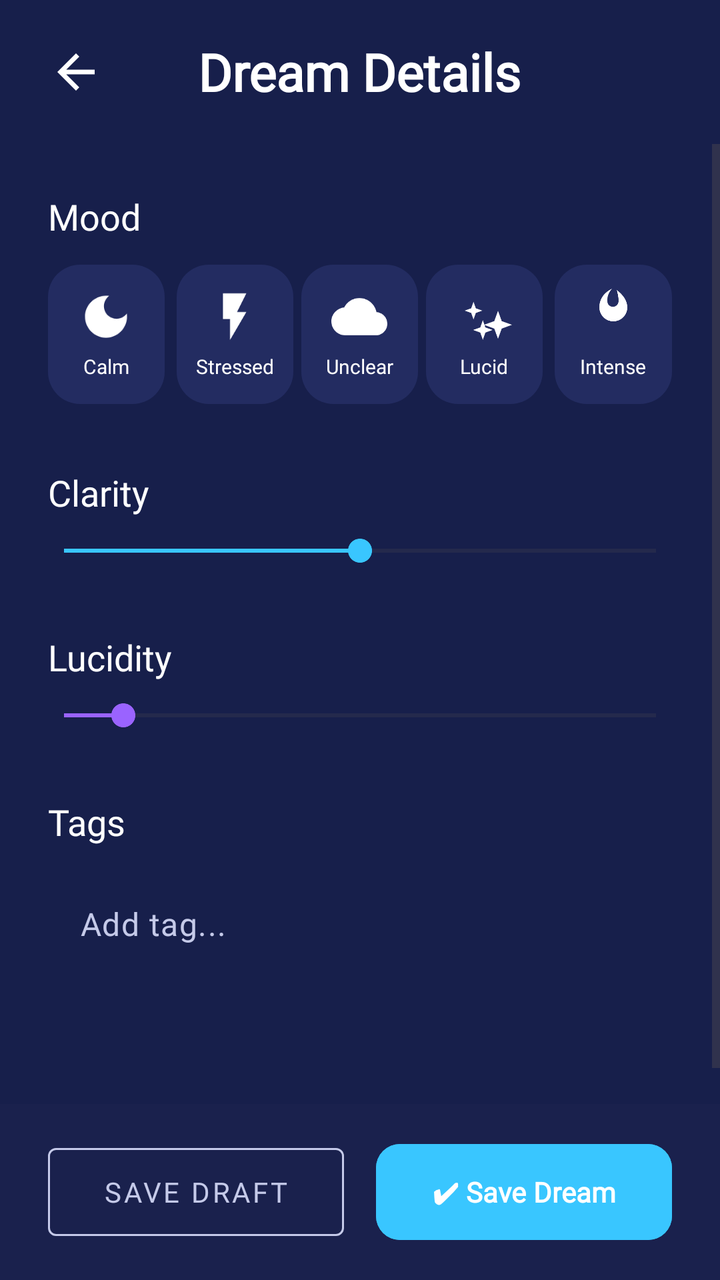
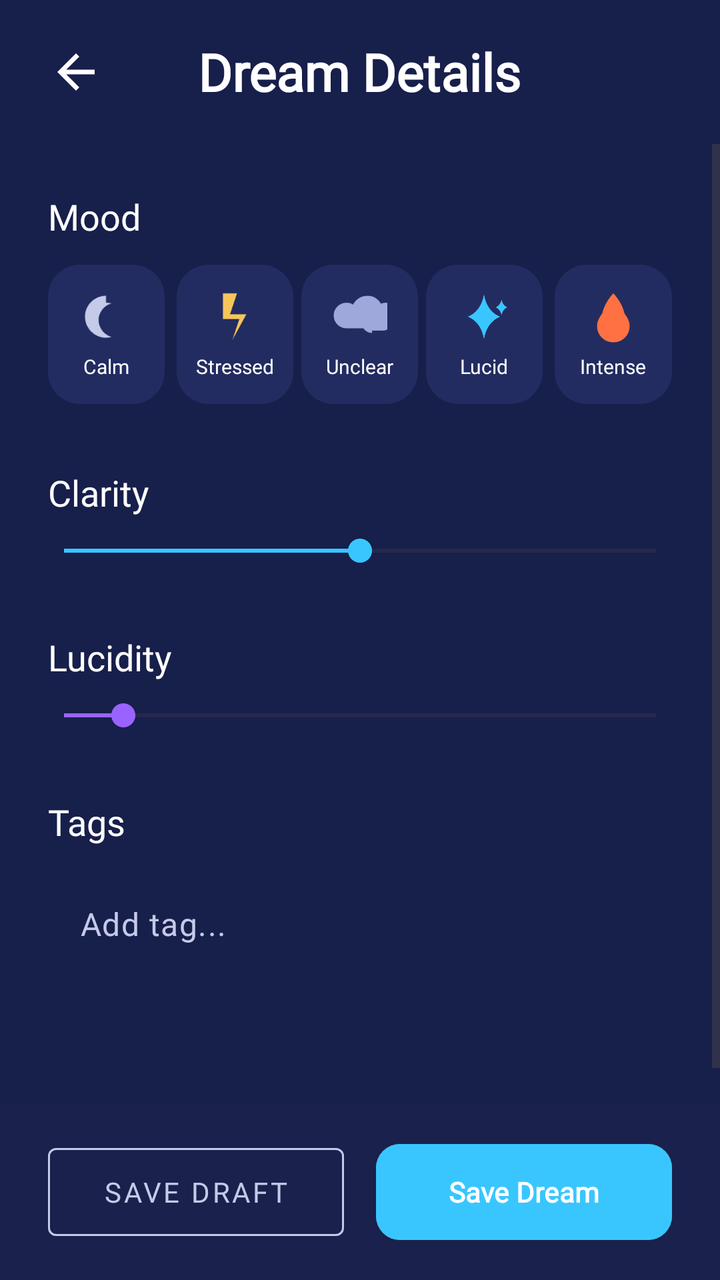

Before-and-after screenshots of an Android layout around one commit, followed by the original layout XML and the change that was made.
<!-- AndroidManifest.xml: application theme Theme.LucidDreams -->
<!-- res/layout/activity_dream_details.xml -->
<?xml version="1.0" encoding="utf-8"?>
<androidx.constraintlayout.widget.ConstraintLayout xmlns:android="http://schemas.android.com/apk/res/android"
    xmlns:app="http://schemas.android.com/apk/res-auto"
    android:id="@+id/dream_details_root"
    android:layout_width="match_parent"
    android:layout_height="match_parent"
    android:background="#171F4B">

    
    <FrameLayout
        android:id="@+id/topBar"
        android:layout_width="match_parent"
        android:layout_height="72dp"
        app:layout_constraintTop_toTopOf="parent">

        <ImageView
            android:id="@+id/ivBack"
            android:layout_width="28dp"
            android:layout_height="28dp"
            android:layout_gravity="center_vertical|start"
            android:layout_marginStart="24dp"
            android:src="@drawable/ic_back"
            app:tint="#FFFFFF"
            android:contentDescription="Back" />

        <TextView
            android:layout_width="wrap_content"
            android:layout_height="wrap_content"
            android:layout_gravity="center"
            android:text="Dream Details"
            android:textColor="#FFFFFF"
            android:textSize="26sp"
            android:fontFamily="@font/poppins"
            android:textStyle="bold" />
    </FrameLayout>

    <ScrollView
        android:layout_width="match_parent"
        android:layout_height="0dp"
        app:layout_constraintTop_toBottomOf="@id/topBar"
        app:layout_constraintBottom_toTopOf="@id/bottomButtonsContainer">

        <LinearLayout
            android:layout_width="match_parent"
            android:layout_height="wrap_content"
            android:orientation="vertical"
            android:paddingBottom="42dp">

            
            <TextView
                android:layout_width="wrap_content"
                android:layout_height="wrap_content"
                android:text="Mood"
                android:textColor="#FFFFFF"
                android:textSize="18sp"
                android:fontFamily="@font/poppins"
                android:layout_marginHorizontal="24dp"
                android:layout_marginTop="24dp"
                android:layout_marginBottom="12dp" />

            <LinearLayout
                android:id="@+id/llMoodSelector"
                android:layout_width="match_parent"
                android:layout_height="wrap_content"
                android:orientation="horizontal"
                android:layout_marginHorizontal="24dp"
                android:weightSum="5"
                android:layout_marginBottom="32dp">

                <LinearLayout
                    android:id="@+id/moodCalm"
                    android:layout_width="0dp"
                    android:layout_height="wrap_content"
                    android:layout_weight="1"
                    android:orientation="vertical"
                    android:gravity="center"
                    android:paddingTop="12dp"
                    android:paddingBottom="12dp"
                    android:layout_marginEnd="4dp"
                    android:background="@drawable/bg_mood_unselected">
                    <ImageView android:layout_width="28dp" android:layout_height="28dp" android:src="@drawable/ic_mood_calm" />
                    <TextView android:layout_width="wrap_content" android:layout_height="wrap_content" android:text="Calm" android:textColor="#FFFFFF" android:textSize="10dp" android:layout_marginTop="4dp" android:fontFamily="@font/poppins" />
                </LinearLayout>

                <LinearLayout
                    android:id="@+id/moodStressed"
                    android:layout_width="0dp"
                    android:layout_height="wrap_content"
                    android:layout_weight="1"
                    android:orientation="vertical"
                    android:gravity="center"
                    android:paddingTop="12dp"
                    android:paddingBottom="12dp"
                    android:layout_marginHorizontal="2dp"
                    android:background="@drawable/bg_mood_unselected">
                    <ImageView android:layout_width="28dp" android:layout_height="28dp" android:src="@drawable/ic_mood_stressed" />
                    <TextView android:layout_width="wrap_content" android:layout_height="wrap_content" android:text="Stressed" android:textColor="#FFFFFF" android:textSize="10dp" android:layout_marginTop="4dp" android:fontFamily="@font/poppins" />
                </LinearLayout>

                <LinearLayout
                    android:id="@+id/moodUnclear"
                    android:layout_width="0dp"
                    android:layout_height="wrap_content"
                    android:layout_weight="1"
                    android:orientation="vertical"
                    android:gravity="center"
                    android:paddingTop="12dp"
                    android:paddingBottom="12dp"
                    android:layout_marginHorizontal="2dp"
                    android:background="@drawable/bg_mood_unselected">
                    <ImageView android:layout_width="28dp" android:layout_height="28dp" android:src="@drawable/ic_mood_unclear" />
                    <TextView android:layout_width="wrap_content" android:layout_height="wrap_content" android:text="Unclear" android:textColor="#FFFFFF" android:textSize="10dp" android:layout_marginTop="4dp" android:fontFamily="@font/poppins" />
                </LinearLayout>

                <LinearLayout
                    android:id="@+id/moodLucid"
                    android:layout_width="0dp"
                    android:layout_height="wrap_content"
                    android:layout_weight="1"
                    android:orientation="vertical"
                    android:gravity="center"
                    android:paddingTop="12dp"
                    android:paddingBottom="12dp"
                    android:layout_marginHorizontal="2dp"
                    android:background="@drawable/bg_mood_unselected">
                    <ImageView android:layout_width="28dp" android:layout_height="28dp" android:src="@drawable/ic_mood_lucid" />
                    <TextView android:layout_width="wrap_content" android:layout_height="wrap_content" android:text="Lucid" android:textColor="#FFFFFF" android:textSize="10dp" android:layout_marginTop="4dp" android:fontFamily="@font/poppins" />
                </LinearLayout>

                <LinearLayout
                    android:id="@+id/moodIntense"
                    android:layout_width="0dp"
                    android:layout_height="wrap_content"
                    android:layout_weight="1"
                    android:orientation="vertical"
                    android:gravity="center"
                    android:paddingTop="12dp"
                    android:paddingBottom="12dp"
                    android:layout_marginStart="4dp"
                    android:background="@drawable/bg_mood_unselected">
                    <ImageView android:layout_width="28dp" android:layout_height="28dp" android:src="@drawable/ic_mood_intense" />
                    <TextView android:layout_width="wrap_content" android:layout_height="wrap_content" android:text="Intense" android:textColor="#FFFFFF" android:textSize="10dp" android:layout_marginTop="4dp" android:fontFamily="@font/poppins" />
                </LinearLayout>
            </LinearLayout>

            
            <TextView
                android:layout_width="wrap_content"
                android:layout_height="wrap_content"
                android:text="Clarity"
                android:textColor="#FFFFFF"
                android:textSize="18sp"
                android:fontFamily="@font/poppins"
                android:layout_marginHorizontal="24dp"
                android:layout_marginBottom="8dp" />
            <SeekBar
                android:id="@+id/sbClarity"
                android:layout_width="match_parent"
                android:layout_height="wrap_content"
                android:layout_marginHorizontal="16dp"
                android:max="100"
                android:progress="50"
                android:progressTint="#39C6FF"
                android:thumbTint="#39C6FF"
                android:layout_marginBottom="32dp"/>

            
            <TextView
                android:layout_width="wrap_content"
                android:layout_height="wrap_content"
                android:text="Lucidity"
                android:textColor="#FFFFFF"
                android:textSize="18sp"
                android:fontFamily="@font/poppins"
                android:layout_marginHorizontal="24dp"
                android:layout_marginBottom="8dp" />
            <SeekBar
                android:id="@+id/sbLucidity"
                android:layout_width="match_parent"
                android:layout_height="wrap_content"
                android:layout_marginHorizontal="16dp"
                android:max="100"
                android:progress="10"
                android:progressTint="#9A63FF"
                android:thumbTint="#9A63FF"
                android:layout_marginBottom="32dp"/>

            
            <TextView
                android:layout_width="wrap_content"
                android:layout_height="wrap_content"
                android:text="Tags"
                android:textColor="#FFFFFF"
                android:textSize="18sp"
                android:fontFamily="@font/poppins"
                android:layout_marginHorizontal="24dp"
                android:layout_marginBottom="12dp" />
            
            <com.google.android.material.textfield.TextInputLayout
                android:layout_width="match_parent"
                android:layout_height="wrap_content"
                android:layout_marginHorizontal="24dp"
                app:hintEnabled="false"
                app:boxBackgroundMode="filled"
                app:boxBackgroundColor="#232C61"
                app:boxCornerRadiusTopStart="12dp"
                app:boxCornerRadiusTopEnd="12dp"
                app:boxCornerRadiusBottomStart="12dp"
                app:boxCornerRadiusBottomEnd="12dp"
                app:boxStrokeWidth="0dp">

                <com.google.android.material.textfield.TextInputEditText
                    android:id="@+id/etTagInput"
                    android:layout_width="match_parent"
                    android:layout_height="wrap_content"
                    android:hint="Add tag..."
                    android:textColorHint="#C5CAE9"
                    android:textColor="#FFFFFF"
                    android:fontFamily="@font/poppins"
                    android:inputType="text"
                    android:imeOptions="actionDone"
                    android:background="@android:color/transparent"
                    android:paddingTop="16dp"
                    android:paddingBottom="16dp" />
            </com.google.android.material.textfield.TextInputLayout>

            <com.google.android.material.chip.ChipGroup
                android:id="@+id/chipGroupTags"
                android:layout_width="match_parent"
                android:layout_height="wrap_content"
                android:layout_marginHorizontal="24dp"
                android:layout_marginTop="16dp"
                android:layout_marginBottom="24dp" />

        </LinearLayout>
    </ScrollView>

    
    <LinearLayout
        android:id="@+id/bottomButtonsContainer"
        android:layout_width="match_parent"
        android:layout_height="wrap_content"
        android:orientation="horizontal"
        android:paddingHorizontal="24dp"
        android:paddingVertical="16dp"
        android:background="#1A214D"
        android:weightSum="2"
        app:layout_constraintBottom_toBottomOf="parent">

        <Button
            android:id="@+id/btnSaveDataDraft"
            style="@style/Widget.MaterialComponents.Button.OutlinedButton"
            android:layout_width="0dp"
            android:layout_height="56dp"
            android:layout_weight="1"
            android:layout_marginEnd="8dp"
            android:text="Save Draft"
            android:textColor="#C5CAE9"
            app:strokeColor="#C5CAE9"
            android:fontFamily="@font/poppins" />

        <Button
            android:id="@+id/btnSaveData"
            android:layout_width="0dp"
            android:layout_height="56dp"
            android:layout_weight="1"
            android:layout_marginStart="8dp"
            android:backgroundTint="#39C6FF"
            android:text="✔ Save Dream"
            android:textColor="#FFFFFF"
            android:textStyle="bold"
            android:fontFamily="@font/poppins"
            app:cornerRadius="12dp" />

    </LinearLayout>

</androidx.constraintlayout.widget.ConstraintLayout>
<!-- resources referenced by this layout -->
<resources>
  <!-- drawable ic_mood_calm (drawable) -->
  <vector xmlns:android="http://schemas.android.com/apk/res/android"
      android:width="24dp"
      android:height="24dp"
      android:viewportWidth="24"
      android:viewportHeight="24">
    <path
        android:fillColor="#FFFFFFFF"
        android:pathData="M12,3c-4.97,0 -9,4.03 -9,9s4.03,9 9,9s9,-4.03 9,-9c0,-0.46 -0.04,-0.92 -0.1,-1.36c-0.98,1.37 -2.58,2.26 -4.4,2.26c-2.98,0 -5.4,-2.42 -5.4,-5.4c0,-1.81 0.89,-3.42 2.26,-4.4c-0.44,-0.06 -0.9,-0.1 -1.36,-0.1z"/>
  </vector>
  <!-- drawable ic_mood_intense (drawable) -->
  <vector xmlns:android="http://schemas.android.com/apk/res/android"
      android:width="24dp"
      android:height="24dp"
      android:viewportWidth="24"
      android:viewportHeight="24">
    <path
        android:fillColor="#FFFFFFFF"
        android:pathData="M13.5,0.67s0.74,2.65 0.74,4.46c0,1.55 -1.02,2.62 -2.42,2.62s-2.42,-1.07 -2.42,-2.62c0,-3.3 2.1,-5.14 2.1,-5.14s-5.5,2.1 -5.5,8.03c0,3.31 2.69,6 6,6s6,-2.69 6,-6c0,-4.46 -4.5,-7.38 -4.5,-7.38z"/>
  </vector>
  <!-- drawable ic_mood_lucid (drawable) -->
  <vector xmlns:android="http://schemas.android.com/apk/res/android"
      android:width="24dp"
      android:height="24dp"
      android:viewportWidth="24"
      android:viewportHeight="24">
    <path
        android:fillColor="#FFFFFFFF"
        android:pathData="M7.5,5.6l1,2.8l2.8,1l-2.8,1l-1,2.8l-1,-2.8l-2.8,-1l2.8,-1zM11.5,13.5l1.1,3.1l3.1,1.1l-3.1,1.1l-1.1,3.1l-1.1,-3.1l-3.1,-1.1l3.1,-1.1zM18,9.5l1.6,4.4l4.4,1.6l-4.4,1.6l-1.6,4.4l-1.6,-4.4l-4.4,-1.6l4.4,-1.6z"/>
  </vector>
  <!-- drawable ic_mood_stressed (drawable) -->
  <vector xmlns:android="http://schemas.android.com/apk/res/android"
      android:width="24dp"
      android:height="24dp"
      android:viewportWidth="24"
      android:viewportHeight="24">
    <path
        android:fillColor="#FFFFFFFF"
        android:pathData="M7,2v11h3v9l7,-12h-4l4,-8z"/>
  </vector>
  <!-- drawable ic_mood_unclear (drawable) -->
  <vector xmlns:android="http://schemas.android.com/apk/res/android"
      android:width="24dp"
      android:height="24dp"
      android:viewportWidth="24"
      android:viewportHeight="24">
    <path
        android:fillColor="#FFFFFFFF"
        android:pathData="M19.35,10.04C18.67,6.59 15.64,4 12,4c-2.85,0 -5.3,1.64 -6.49,4.04C2.51,8.36 0,10.91 0,14c0,3.31 2.69,6 6,6h13c2.76,0 5,-2.24 5,-5c0,-2.64 -2.05,-4.78 -4.65,-4.96z"/>
  </vector>
  <style name="Theme.LucidDreams" parent="Base.Theme.LucidDreams">
          <item name="materialCalendarTheme">@style/CustomDatePickerTheme</item>
      </style>
  <style name="Base.Theme.LucidDreams" parent="Theme.Material3.DayNight.NoActionBar">
          
          
      </style>
  <style name="CustomDatePickerConfirmButton" parent="Widget.Material3.Button">
          <item name="backgroundTint">#39C6FF</item>
          <item name="android:textColor">#171F4B</item>
      </style>
  <style name="CustomDatePickerCancelButton" parent="Widget.Material3.Button.TextButton">
          <item name="android:textColor">#C5CAE9</item>
      </style>
  <style name="CustomCalendarDay" parent="Widget.Material3.MaterialCalendar.Day">
          <item name="itemTextColor">#C5CAE9</item>
      </style>
  <style name="CustomCalendarDaySelected" parent="Widget.Material3.MaterialCalendar.Day.Selected">
          <item name="itemTextColor">#171F4B</item>
          <item name="itemFillColor">#39C6FF</item>
      </style>
  <style name="CustomCalendarDayToday" parent="Widget.Material3.MaterialCalendar.Day.Today">
          <item name="itemTextColor">#FFFFFF</item>
          <item name="itemStrokeColor">#39C6FF</item>
          <item name="itemStrokeWidth">1dp</item>
      </style>
  <!-- unchanged entries left out for length: 4 -->
</resources>

<!-- the commit's change to res/layout/activity_dream_details.xml (unified diff, before → after) -->
@@ -78,7 +78,7 @@
                     android:paddingBottom="12dp"
                     android:layout_marginEnd="4dp"
                     android:background="@drawable/bg_mood_unselected">
-                    <ImageView android:layout_width="28dp" android:layout_height="28dp" android:src="@drawable/ic_mood_calm" />
+                    <ImageView android:layout_width="28dp" android:layout_height="28dp" android:src="@drawable/ic_calm" />
                     <TextView android:layout_width="wrap_content" android:layout_height="wrap_content" android:text="Calm" android:textColor="#FFFFFF" android:textSize="10dp" android:layout_marginTop="4dp" android:fontFamily="@font/poppins" />
                 </LinearLayout>
 
@@ -93,7 +93,7 @@
                     android:paddingBottom="12dp"
                     android:layout_marginHorizontal="2dp"
                     android:background="@drawable/bg_mood_unselected">
-                    <ImageView android:layout_width="28dp" android:layout_height="28dp" android:src="@drawable/ic_mood_stressed" />
+                    <ImageView android:layout_width="28dp" android:layout_height="28dp" android:src="@drawable/ic_stressed" />
                     <TextView android:layout_width="wrap_content" android:layout_height="wrap_content" android:text="Stressed" android:textColor="#FFFFFF" android:textSize="10dp" android:layout_marginTop="4dp" android:fontFamily="@font/poppins" />
                 </LinearLayout>
 
@@ -108,7 +108,7 @@
                     android:paddingBottom="12dp"
                     android:layout_marginHorizontal="2dp"
                     android:background="@drawable/bg_mood_unselected">
-                    <ImageView android:layout_width="28dp" android:layout_height="28dp" android:src="@drawable/ic_mood_unclear" />
+                    <ImageView android:layout_width="28dp" android:layout_height="28dp" android:src="@drawable/ic_neutral" />
                     <TextView android:layout_width="wrap_content" android:layout_height="wrap_content" android:text="Unclear" android:textColor="#FFFFFF" android:textSize="10dp" android:layout_marginTop="4dp" android:fontFamily="@font/poppins" />
                 </LinearLayout>
 
@@ -123,7 +123,7 @@
                     android:paddingBottom="12dp"
                     android:layout_marginHorizontal="2dp"
                     android:background="@drawable/bg_mood_unselected">
-                    <ImageView android:layout_width="28dp" android:layout_height="28dp" android:src="@drawable/ic_mood_lucid" />
+                    <ImageView android:layout_width="28dp" android:layout_height="28dp" android:src="@drawable/ic_lucid_happy" />
                     <TextView android:layout_width="wrap_content" android:layout_height="wrap_content" android:text="Lucid" android:textColor="#FFFFFF" android:textSize="10dp" android:layout_marginTop="4dp" android:fontFamily="@font/poppins" />
                 </LinearLayout>
 
@@ -138,7 +138,7 @@
                     android:paddingBottom="12dp"
                     android:layout_marginStart="4dp"
                     android:background="@drawable/bg_mood_unselected">
-                    <ImageView android:layout_width="28dp" android:layout_height="28dp" android:src="@drawable/ic_mood_intense" />
+                    <ImageView android:layout_width="28dp" android:layout_height="28dp" android:src="@drawable/ic_fearful" />
                     <TextView android:layout_width="wrap_content" android:layout_height="wrap_content" android:text="Intense" android:textColor="#FFFFFF" android:textSize="10dp" android:layout_marginTop="4dp" android:fontFamily="@font/poppins" />
                 </LinearLayout>
             </LinearLayout>
@@ -266,7 +266,7 @@
             android:layout_weight="1"
             android:layout_marginStart="8dp"
             android:backgroundTint="#39C6FF"
-            android:text="✔ Save Dream"
+            android:text="Save Dream"
             android:textColor="#FFFFFF"
             android:textStyle="bold"
             android:fontFamily="@font/poppins"
<!-- resource entries referenced after the edit -->
@@ -1,54 +1,66 @@
 <!-- resources referenced by this layout -->
 <resources>
-  <!-- drawable ic_mood_calm (drawable) -->
+  <!-- drawable ic_calm (drawable) -->
   <vector xmlns:android="http://schemas.android.com/apk/res/android"
       android:width="24dp"
       android:height="24dp"
       android:viewportWidth="24"
       android:viewportHeight="24">
-    <path
-        android:fillColor="#FFFFFFFF"
-        android:pathData="M12,3c-4.97,0 -9,4.03 -9,9s4.03,9 9,9s9,-4.03 9,-9c0,-0.46 -0.04,-0.92 -0.1,-1.36c-0.98,1.37 -2.58,2.26 -4.4,2.26c-2.98,0 -5.4,-2.42 -5.4,-5.4c0,-1.81 0.89,-3.42 2.26,-4.4c-0.44,-0.06 -0.9,-0.1 -1.36,-0.1z"/>
+      <path
+          android:fillColor="#C5CAE9"
+          android:pathData="M12,3C7.03,3 3,7.03 3,12C3,16.97 7.03,21 12,21C12.83,21 13.63,20.88 14.39,20.67C11.2,19.78 8.86,16.91 8.86,13.5C8.86,10.09 11.2,7.22 14.39,6.33C13.63,6.12 12.83,6 12,6C12,3 12,3 12,3Z" />
   </vector>
-  <!-- drawable ic_mood_intense (drawable) -->
+  <!-- drawable ic_fearful (drawable) -->
   <vector xmlns:android="http://schemas.android.com/apk/res/android"
       android:width="24dp"
       android:height="24dp"
       android:viewportWidth="24"
       android:viewportHeight="24">
-    <path
-        android:fillColor="#FFFFFFFF"
-        android:pathData="M13.5,0.67s0.74,2.65 0.74,4.46c0,1.55 -1.02,2.62 -2.42,2.62s-2.42,-1.07 -2.42,-2.62c0,-3.3 2.1,-5.14 2.1,-5.14s-5.5,2.1 -5.5,8.03c0,3.31 2.69,6 6,6s6,-2.69 6,-6c0,-4.46 -4.5,-7.38 -4.5,-7.38z"/>
+      
+      <path
+          android:fillColor="#FF7043"
+          android:pathData="M12,2C12,2 17,7 17,13C17,15.8 14.8,18 12,18C9.2,18 7,15.8 7,13C7,7 12,2 12,2Z" />
+      
+      <path
+          android:fillColor="#FF7043"
+          android:alpha="0.6"
+          android:pathData="M12,6C12,6 19,11 19,16C19,19.9 15.9,23 12,23C8.1,23 5,19.9 5,16C5,11 12,6 12,6Z" />
   </vector>
-  <!-- drawable ic_mood_lucid (drawable) -->
+  <!-- drawable ic_lucid_happy (drawable) -->
   <vector xmlns:android="http://schemas.android.com/apk/res/android"
       android:width="24dp"
       android:height="24dp"
       android:viewportWidth="24"
       android:viewportHeight="24">
-    <path
-        android:fillColor="#FFFFFFFF"
-        android:pathData="M7.5,5.6l1,2.8l2.8,1l-2.8,1l-1,2.8l-1,-2.8l-2.8,-1l2.8,-1zM11.5,13.5l1.1,3.1l3.1,1.1l-3.1,1.1l-1.1,3.1l-1.1,-3.1l-3.1,-1.1l3.1,-1.1zM18,9.5l1.6,4.4l4.4,1.6l-4.4,1.6l-1.6,4.4l-1.6,-4.4l-4.4,-1.6l4.4,-1.6z"/>
+      
+      <path
+          android:fillColor="#39C6FF"
+          android:pathData="M12,2C12,2 12.5,9.5 19,12C12.5,14.5 12,22 12,22C12,22 11.5,14.5 5,12C11.5,9.5 12,2 12,2Z" />
+      
+      <path
+          android:fillColor="#39C6FF"
+          android:alpha="0.5"
+          android:pathData="M19.5,4.5C19.5,4.5 19.7,7 22,8C19.7,9 19.5,11.5 19.5,11.5C19.5,11.5 19.3,9 17,8C19.3,7 19.5,4.5 19.5,4.5Z" />
   </vector>
-  <!-- drawable ic_mood_stressed (drawable) -->
+  <!-- drawable ic_neutral (drawable) -->
   <vector xmlns:android="http://schemas.android.com/apk/res/android"
       android:width="24dp"
       android:height="24dp"
       android:viewportWidth="24"
       android:viewportHeight="24">
-    <path
-        android:fillColor="#FFFFFFFF"
-        android:pathData="M7,2v11h3v9l7,-12h-4l4,-8z"/>
+      <path
+          android:fillColor="#9FA8DA"
+          android:pathData="M17.5,19C15,19 13,17 13,14.5C13,12 15,10 17.5,10C17.7,10 17.9,10 18.1,10.1C18.8,7.7 21,6 23.5,6C26.5,6 29,8.5 29,11.5C29,14.5 26.5,17 23.5,17H6.5C3.5,17 1,14.5 1,11.5C1,8.5 3.5,6 6.5,6C7.5,6 8.5,6.3 9.3,6.8C10.5,4.5 12.8,3 15.5,3C19.1,3 22,5.9 22,9.5C22,9.7 22,9.8 22,10C22,10 22,10 22,10C24.2,10 26,11.8 26,14C26,16.2 24.2,18 22,18H17.5V19Z" />
   </vector>
-  <!-- drawable ic_mood_unclear (drawable) -->
+  <!-- drawable ic_stressed (drawable) -->
   <vector xmlns:android="http://schemas.android.com/apk/res/android"
       android:width="24dp"
       android:height="24dp"
       android:viewportWidth="24"
       android:viewportHeight="24">
-    <path
-        android:fillColor="#FFFFFFFF"
-        android:pathData="M19.35,10.04C18.67,6.59 15.64,4 12,4c-2.85,0 -5.3,1.64 -6.49,4.04C2.51,8.36 0,10.91 0,14c0,3.31 2.69,6 6,6h13c2.76,0 5,-2.24 5,-5c0,-2.64 -2.05,-4.78 -4.65,-4.96z"/>
+      <path
+          android:fillColor="#F6C65B"
+          android:pathData="M7,2L13,2L10,11L17,11L11,22L14,13L7,13L7,2Z" />
   </vector>
   <style name="Theme.LucidDreams" parent="Base.Theme.LucidDreams">
           <item name="materialCalendarTheme">@style/CustomDatePickerTheme</item>
